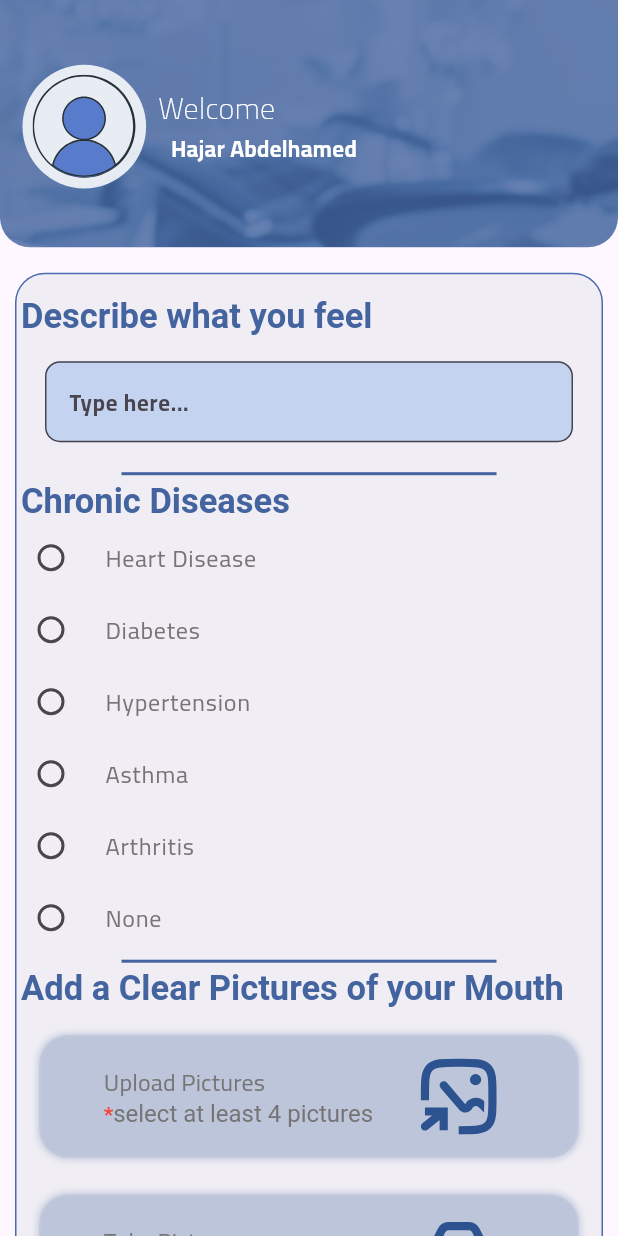
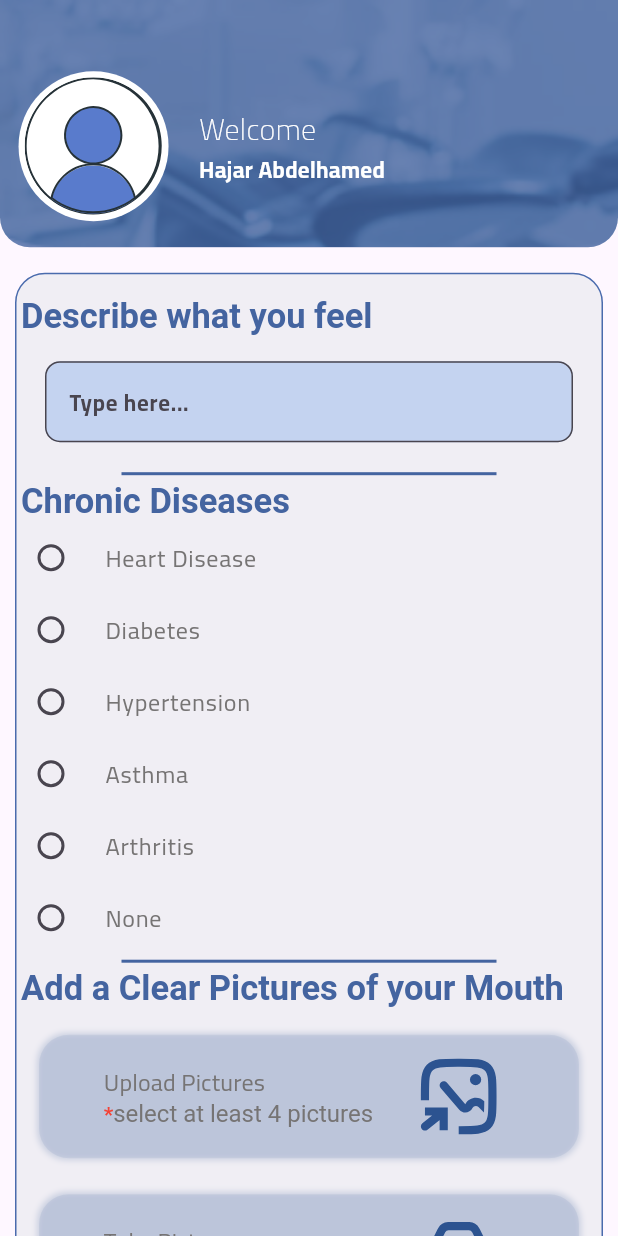
Before and after one commit to YousefHassan52/dentalmatching, a Flutter app: the AddCaseScreen screen opened directly, on a phone screen of 412 x 824 dp. Run offline on Flutter 3.47's test engine with Material 3 defaults, Android fonts, the light colour scheme and no system bars; our stand-ins replace connectivity_plus, dartz, dio, dropdown_search, flutter_svg, get and 4 more; missing offline and left inert: dart:ffi; accounts and stored records are empty.

Commit message:
Circle Avatar

```diff
--- a/lib/features/patient_features/Cases/Views/Widget/FormContainer.dart
+++ b/lib/features/patient_features/Cases/Views/Widget/FormContainer.dart
@@ -41,7 +41,7 @@ class FormContainer extends GetView<MyServices> {
                 children: [
                   const FormHeadLine(headline: 'Describe what you feel'),
                   Padding(
-                    padding: EdgeInsets.all(16.0),
+                    padding: const EdgeInsets.all(16.0),
                     child: DescripBox(),
                   ),
                   const HDivider(),
--- a/lib/features/patient_features/PatientProfile/Views/Widgets/CircleAvatarWidget.dart
+++ b/lib/features/patient_features/PatientProfile/Views/Widgets/CircleAvatarWidget.dart
@@ -11,16 +11,16 @@ class CircleAvatarWidget extends StatelessWidget {
 
   @override
   Widget build(BuildContext context) {
-    return Container(
-      decoration: const BoxDecoration(
-        shape: BoxShape.circle,
-        color: Color.fromARGB(218, 255, 255, 255),
-      ),
-      height: Get.width * 0.4,
-      width: Get.width * 0.2,
-      child: Center(
-        child: SvgPicture.asset(
-          imagePath,
+    return CircleAvatar(
+      radius: 50,
+      backgroundColor: Colors.white,
+      child: Padding(
+        padding: const EdgeInsets.all(4.0),
+        child: ClipOval(
+          child: SizedBox.fromSize(
+            size: Size.fromRadius(48),
+            child: SvgPicture.asset(imagePath),
+          ),
         ),
       ),
     );
--- a/lib/features/patient_features/PatientProfile/Views/Widgets/UserProfileWidget.dart
+++ b/lib/features/patient_features/PatientProfile/Views/Widgets/UserProfileWidget.dart
@@ -15,19 +15,18 @@ class UserProfileWidget extends StatelessWidget {
   Widget build(BuildContext context) {
     return Row(
       children: [
-        const Padding(
-          padding: EdgeInsets.only(left: 15, top: 2),
-          child: CircleAvatarWidget(
+        Padding(
+          padding:  EdgeInsets.all(Get.width* 0.03),
+          child: const CircleAvatarWidget(
             imagePath: 'assets/svg/pp.svg',
           ),
         ),
         Padding(
           padding: const EdgeInsets.only(left: 8.0),
           child: Column(
+            crossAxisAlignment: CrossAxisAlignment.start,
             children: [
-              Padding(
-                padding: const EdgeInsets.only(right: 100),
-                child: Text(
+              Text(
                 title,
                 style: const TextStyle(
                   fontWeight: FontWeight.w200,
@@ -35,19 +34,15 @@ class UserProfileWidget extends StatelessWidget {
                   color: Colors.white,
                 ),
               ),
-              ),
               const SizedBox(
                 height: 2,
               ),
-              Padding(
-                padding: EdgeInsets.only(right: Get.width * 0.09),
-                child: Text(
+              Text(
                 name,
                 style: const TextStyle(
                   fontSize: 15,
                   fontWeight: FontWeight.bold,
                   color: Colors.white,
-                  ),
                 ),
               ),
             ],
```
Lines whose indentation alone changed are shown as unchanged.
